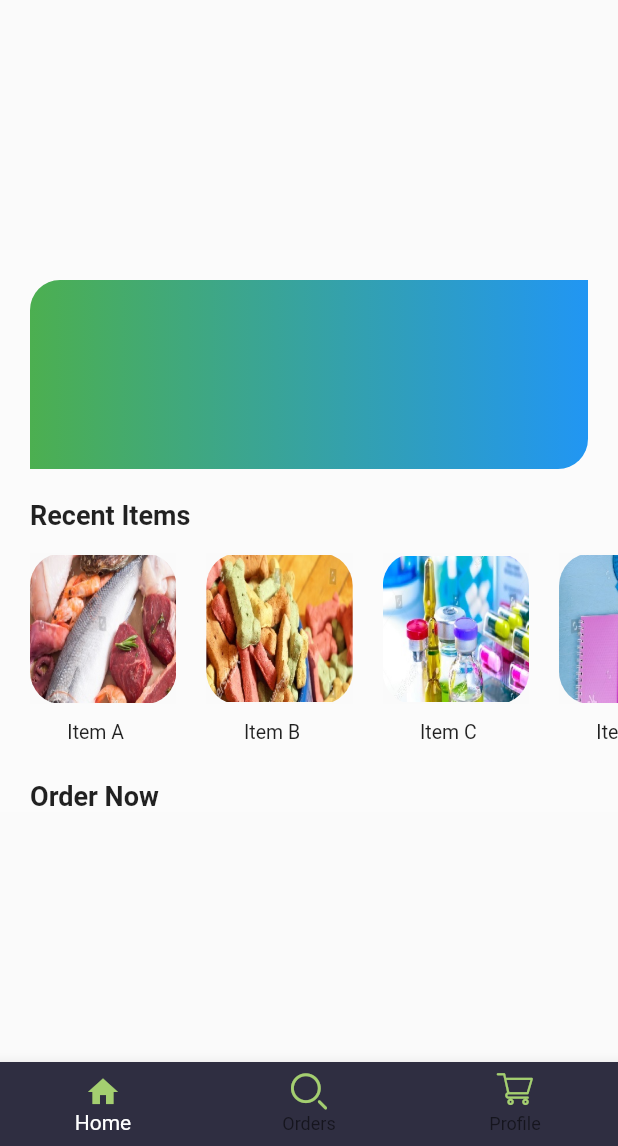
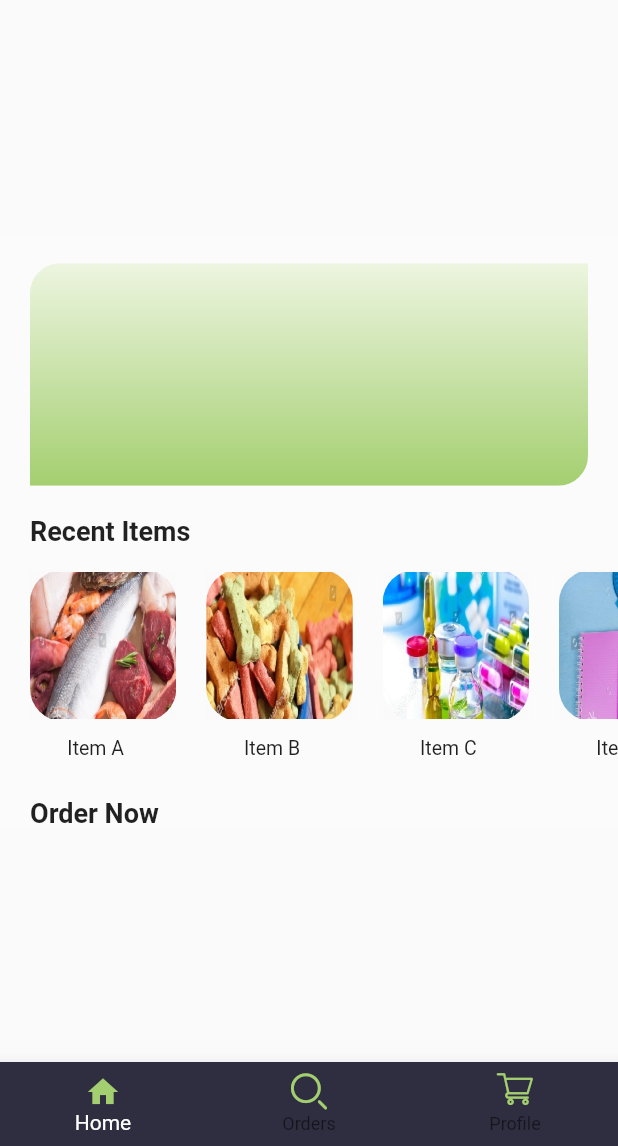
Before and after one commit to agrivator/dart-sellers, a Flutter app: the screen it shows after launch, on a phone screen of 412 x 824 dp, the part 90-1236 px from its top. Run offline on Flutter 3.47's test engine with Material 2 defaults, Android fonts, the light colour scheme and no system bars; our stand-ins replace flutter_svg, geolocator.

Commit message:
Fixed banner

```diff
--- a/lib/Tabs/Hometab.dart
+++ b/lib/Tabs/Hometab.dart
@@ -37,9 +37,16 @@ class _HomeTabState extends State<HomeTab> {
                   child: Container(
                     decoration: BoxDecoration(
                         gradient: LinearGradient(
-                            colors: [Colors.green, Colors.blue]),),
-                      height: size.height*0.153,
-                      width: size.width),
+                            colors: [Color(0xffEDF5E0), Color(0xffA4CF70)],
+                        begin: Alignment.topCenter,
+                          end: Alignment.bottomCenter,
+                        ),),
+                      height: size.height*0.18,
+                      width: size.width,
+                    child: Row(
+
+                    ),
+                  ),
                 ),), //banner
             Padding(
               padding: const EdgeInsets.only(top: 20),
```
